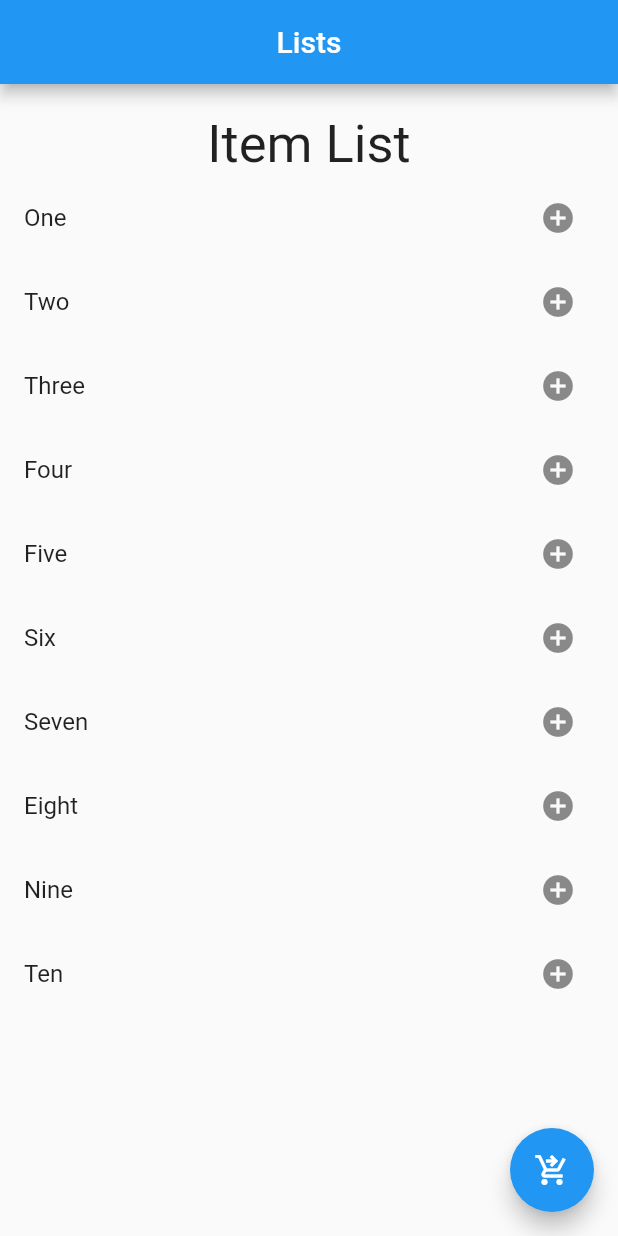
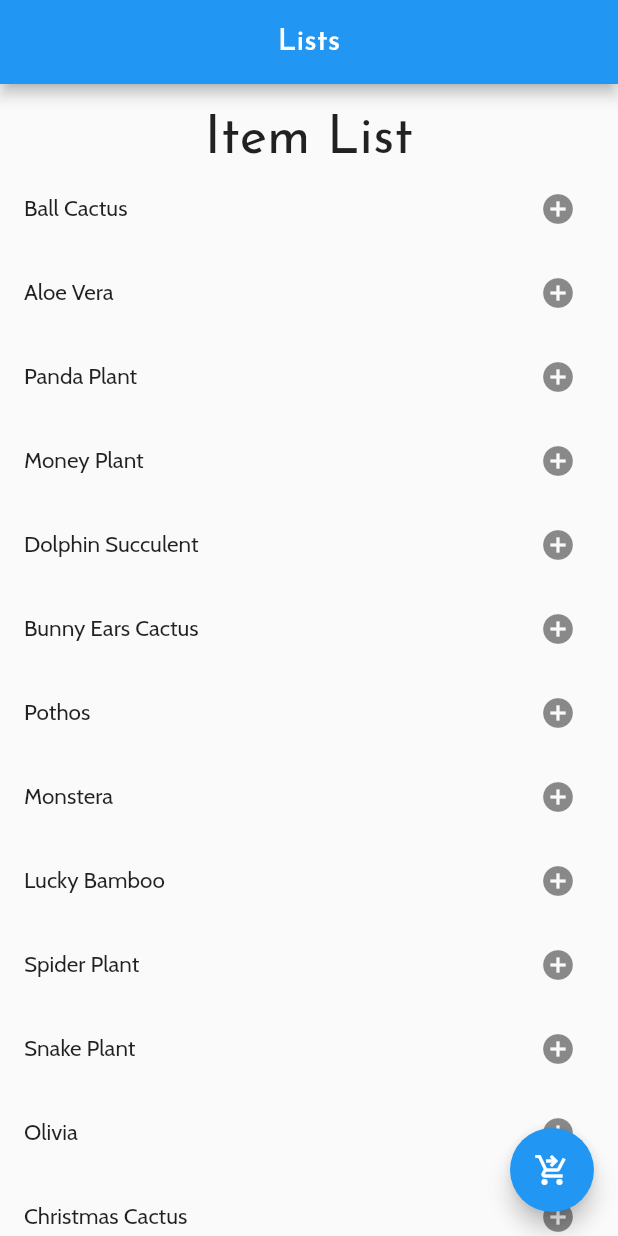
Before and after one commit to mdabdurrouf001/basic_cart_provider_navigator_flutter, a Flutter app: the screen it shows after launch, on a phone screen of 412 x 824 dp. Run offline on Flutter 3.47's test engine with Material 2 defaults, Android fonts, the light colour scheme and no system bars; our stand-ins replace google_fonts; missing offline and left inert: dart:js.

Commit message:
google font added

```diff
--- a/lib/main.dart
+++ b/lib/main.dart
@@ -4,23 +4,29 @@ import 'package:basic_cart_provider_navigator_flutter/screen/cartList.dart';
 import 'package:basic_cart_provider_navigator_flutter/screen/itemList.dart';
 import 'package:flutter/material.dart';
 import 'package:provider/provider.dart';
+import 'package:google_fonts/google_fonts.dart';
 
 List<String> itemList = [
-  "One",
-  "Two",
-  "Three",
-  "Four",
-  "Five",
-  "Six",
-  "Seven",
-  "Eight",
-  "Nine",
-  "Ten",
+  "Ball Cactus",
+  "Aloe Vera",
+  "Panda Plant",
+  "Money Plant",
+  "Dolphin Succulent",
+  "Bunny Ears Cactus",
+  "Pothos",
+  "Monstera",
+  "Lucky Bamboo",
+  "Spider Plant",
+  "Snake Plant",
+  "Olivia",
+  "Christmas Cactus",
+  "Panda Plant",
+  "Easter Cactus",
+  "Old Lady Cactus",
+  "Star Cactus"
 ];
 
-List<String> cartList = [
-  "One",
-];
+List<String> cartList = [];
 
 void main() {
   runApp(
@@ -37,6 +43,9 @@ class MyApp extends StatelessWidget {
   @override
   Widget build(BuildContext context) {
     return MaterialApp(
+      theme: ThemeData(
+        textTheme: GoogleFonts.josefinSansTextTheme(),
+      ),
       home: ItemList(),
     );
   }
--- a/lib/screen/cartList.dart
+++ b/lib/screen/cartList.dart
@@ -2,8 +2,8 @@ import 'dart:js';
 
 import 'package:flutter/material.dart';
 import 'package:provider/provider.dart';
-
 import '../main.dart';
+import 'package:google_fonts/google_fonts.dart';
 
 class CartList extends StatelessWidget {
   const CartList({super.key});
@@ -34,7 +34,12 @@ class CartList extends StatelessWidget {
                   itemCount: cartList.length,
                   itemBuilder: (BuildContext context, int index) {
                     return ListTile(
-                      title: Text(cartList[index]),
+                      title: Text(
+                        cartList[index],
+                        style: GoogleFonts.cabin(
+                          textStyle: TextStyle(fontSize: 15),
+                        ),
+                      ),
                       trailing: IconButton(
                         icon: const Icon(Icons.remove),
                         onPressed: () {
--- a/lib/screen/itemList.dart
+++ b/lib/screen/itemList.dart
@@ -3,6 +3,7 @@ import 'dart:js';
 import 'package:basic_cart_provider_navigator_flutter/screen/cartList.dart';
 import 'package:flutter/material.dart';
 import 'package:provider/provider.dart';
+import 'package:google_fonts/google_fonts.dart';
 
 import '../main.dart';
 
@@ -20,7 +21,7 @@ class ItemList extends StatelessWidget {
         children: [
           Padding(
             padding: EdgeInsets.only(top: 20),
-            child: const Text(
+            child: Text(
               'Item List',
               style: TextStyle(fontSize: 35),
             ),
@@ -30,7 +31,12 @@ class ItemList extends StatelessWidget {
               itemCount: itemList.length,
               itemBuilder: (BuildContext context, int index) {
                 return ListTile(
-                  title: Text(itemList[index]),
+                  title: Text(
+                    itemList[index],
+                    style: GoogleFonts.cabin(
+                      textStyle: TextStyle(fontSize: 15),
+                    ),
+                  ),
                   trailing: IconButton(
                     icon: const Icon(Icons.add_circle),
                     onPressed: () {
--- a/pubspec.yaml
+++ b/pubspec.yaml
@@ -31,13 +31,9 @@ environment:
 dependencies:
   flutter:
     sdk: flutter
-
-
-  # The following adds the Cupertino Icons font to your application.
-  # Use with the CupertinoIcons class for iOS style icons.
   cupertino_icons: ^1.0.2
   provider: ^6.0.4
-
+  google_fonts: ^3.0.1
 
 dev_dependencies:
   flutter_test:
```
Also changed, not shown: pubspec.lock, 2 other files.
